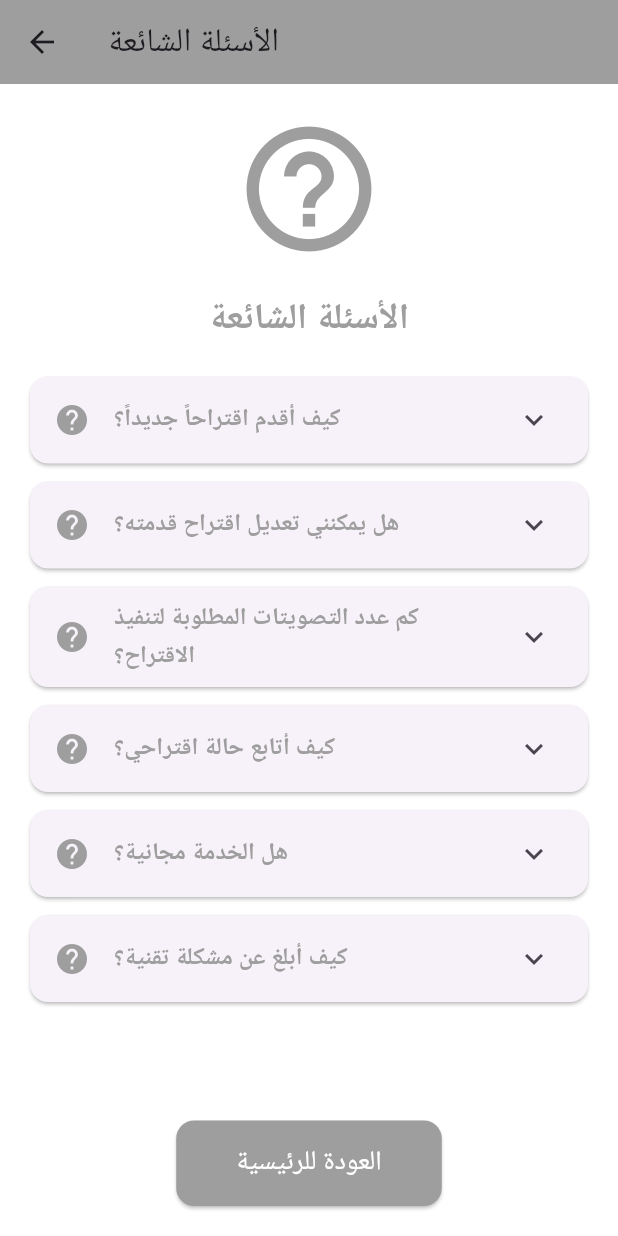
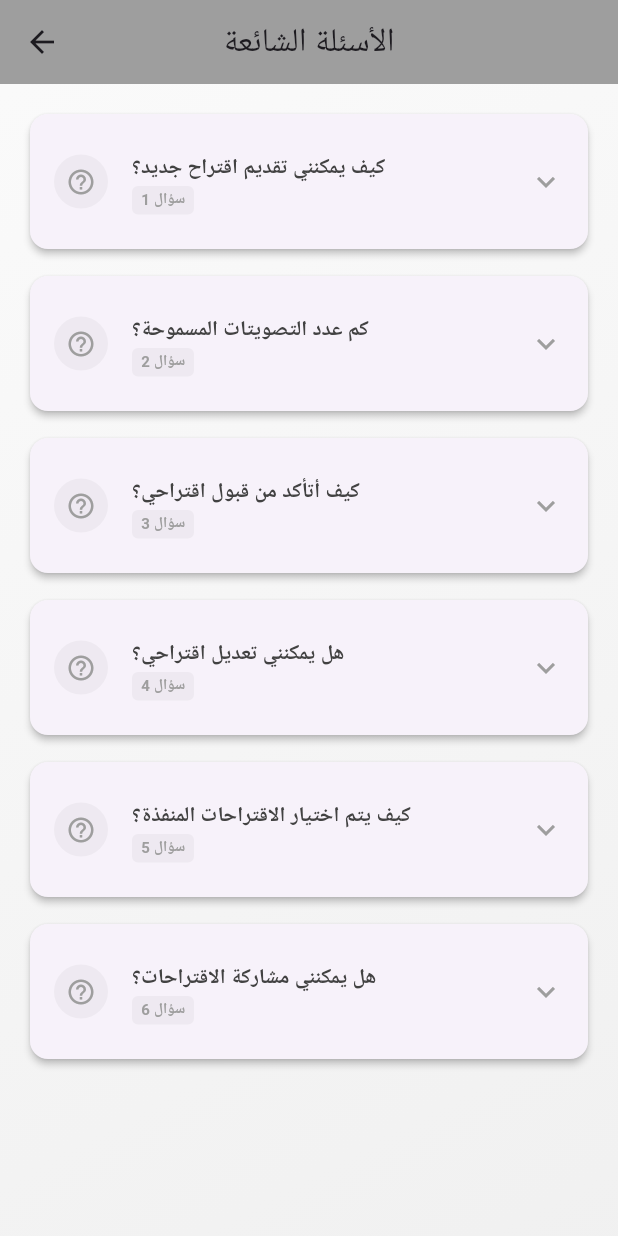
Before and after one commit to NOBOGHqqww444/manaset_alhai, a Flutter app: the FAQScreen screen opened directly with empty values, on a phone screen of 412 x 824 dp. Run offline on Flutter 3.47's test engine with Material 3 defaults, Android fonts, the phone set to English and light mode, and no system bars; Roboto replaces fonts that are missing (Tajawal).

Commit message:
first commit

```diff
--- a/lib/FAQScreen.dart
+++ b/lib/FAQScreen.dart
@@ -1,123 +1,107 @@
 import 'package:flutter/material.dart';
-
+import 'main.dart';
 class FAQScreen extends StatelessWidget {
   final Color currentColor;
-  final Function(Color) onColorChanged;
 
   const FAQScreen({
     super.key,
     required this.currentColor,
-    required this.onColorChanged,
   });
-
   @override
   Widget build(BuildContext context) {
+    final List<Map<String, String>> faqList = [
+      {   'question': 'كيف يمكنني تقديم اقتراح جديد؟',
+        'answer': 'من خلال زر "اقتراح جديد" في الصفحة الرئيسية.',},
+
+      {'question': 'كم عدد التصويتات المسموحة؟',
+        'answer': 'يمكنك التصويت على عدد غير محدود من الاقتراحات.',},
+
+      {'question': 'كيف أتأكد من قبول اقتراحي؟',
+        'answer': 'سيتم إشعارك عبر البريد الإلكتروني أو الإشعارات.',},
+      {'question': 'هل يمكنني تعديل اقتراحي؟',
+        'answer': 'نعم، خلال 24 ساعة من تقديمه.',},
+
+      {'question': 'كيف يتم اختيار الاقتراحات المنفذة؟',
+        'answer': 'بناءً على عدد التصويتات والجدوى التقنية.',
+      },
+      {'question': 'هل يمكنني مشاركة الاقتراحات؟',
+        'answer': 'نعم، عبر وسائل التواصل الاجتماعي أو الرابط.',
+      },
+    ];
     return Scaffold(
       appBar: AppBar(
         title: const Text('الأسئلة الشائعة'),
         backgroundColor: currentColor,
+        centerTitle: true,
         leading: IconButton(
           icon: const Icon(Icons.arrow_back),
-          onPressed: () {
-            Navigator.pop(context);
-          },
-        ),
-      ),
-      body: Padding(
-        padding: const EdgeInsets.all(20.0),
-        child: Column(
-          crossAxisAlignment: CrossAxisAlignment.center,
-          children: [
-            Icon(
+          onPressed: () => Navigator.pop(context),   ),),
+      body: Container(
+        decoration: BoxDecoration(
+          gradient: LinearGradient(
+            colors: [
+              currentColor.withOpacity(0.05),
+              currentColor.withOpacity(0.15),
+            ],
+            begin: Alignment.topLeft,
+            end: Alignment.bottomRight,   ),),
+        child: ListView.builder(
+          padding: const EdgeInsets.all(16),
+          itemCount: faqList.length,
+          itemBuilder: (context, index) {
+            return _buildFAQItem(
+              faqList[index]['question']!,
+              faqList[index]['answer']!,
+              currentColor,
+              index,    );},),),);}
+  Widget _buildFAQItem(String question, String answer, Color color, int index) {
+    return Container(
+      margin: const EdgeInsets.only(bottom: 10),
+      child: Card(
+        elevation: 2,
+        shape: RoundedRectangleBorder(
+          borderRadius: BorderRadius.circular(12),),
+        child: ExpansionTile(
+          tilePadding: const EdgeInsets.symmetric(horizontal: 16, vertical: 8),
+          leading: Container(
+            padding: const EdgeInsets.all(8),
+            decoration: BoxDecoration(
+              color: color.withOpacity(0.1),
+              shape: BoxShape.circle, ),
+            child: Icon(
               Icons.help_outline,
-              size: 100,
-              color: currentColor,
-            ),
-            const SizedBox(height: 20),
-            Text(
-              'الأسئلة الشائعة',
-              style: TextStyle(
-                fontSize: 24,
-                fontWeight: FontWeight.bold,
-                color: currentColor,
-              ),
-            ),
-            const SizedBox(height: 20),
-            Expanded(
-              child: ListView(
-                children: [
-                  _buildFAQItem(
-                    question: 'كيف أقدم اقتراحاً جديداً؟',
-                    answer:
-                    'يمكنك تقديم اقتراح جديد من خلال النقر على أيقونة (+) في شاشة الاقتراحات',
-                  ),
-                  _buildFAQItem(
-                    question: 'هل يمكنني تعديل اقتراح قدمته؟',
-                    answer: 'نعم، يمكنك تعديل اقتراحك خلال 24 ساعة من تقديمه',
-                  ),
-                  _buildFAQItem(
-                    question: 'كم عدد التصويتات المطلوبة لتنفيذ الاقتراح؟',
-                    answer: 'يتم دراسة الاقتراحات التي تحصل على 100 تصويت أو أكثر',
-                  ),
-                  _buildFAQItem(
-                    question: 'كيف أتابع حالة اقتراحي؟',
-                    answer: 'يمكنك متابعة حالة اقتراحك من خلال صفحة المتابعة',
-                  ),
-                  _buildFAQItem(
-                    question: 'هل الخدمة مجانية؟',
-                    answer: 'نعم، الخدمة مجانية بالكامل لجميع سكان الحي',
-                  ),
-                  _buildFAQItem(
-                    question: 'كيف أبلغ عن مشكلة تقنية؟',
-                    answer: 'يمكنك التواصل مع الدعم الفني من خلال قسم المساعدة',
-                  ),
-                ],
-              ),
-            ),
-            ElevatedButton(
-              onPressed: () {
-                Navigator.pop(context);
-              },
-              style: ElevatedButton.styleFrom(
-                backgroundColor: currentColor,
-                padding: const EdgeInsets.symmetric(horizontal: 40, vertical: 15),
-                shape: RoundedRectangleBorder(
-                  borderRadius: BorderRadius.circular(12),
-                ),
-              ),
-              child: const Text(
-                'العودة للرئيسية',
-                style: TextStyle(fontSize: 18, color: Colors.white),
-              ),
-            ),
-          ],
-        ),
-      ),
-    );
-  }
-
-  Widget _buildFAQItem({required String question, required String answer}) {
-    return Card(
-      margin: const EdgeInsets.only(bottom: 12),
-      child: ExpansionTile(
-        leading: Icon(Icons.help, color: currentColor),
+              color: color,
+              size: 20,  ),),
           title: Text(
             question,
             style: TextStyle(
+              fontSize: 14,
+              fontWeight: FontWeight.w600,
+              color: Colors.grey[800],  ),),
+          subtitle: Row(
+            children: [
+              Container(
+                padding: const EdgeInsets.symmetric(horizontal: 6, vertical: 2),
+                decoration: BoxDecoration(
+                  color: color.withOpacity(0.1),
+                  borderRadius: BorderRadius.circular(4), ),
+                child: Text(
+                  'سؤال ${index + 1}',
+                  style: TextStyle(
+                    fontSize: 10,
+                    color: color,
                     fontWeight: FontWeight.bold,
-            color: currentColor,
-          ),
+                  ),),),],),
+          trailing: Icon(
+            Icons.expand_more,
+            color: color,
           ),
           children: [
             Padding(
-            padding: const EdgeInsets.all(16.0),
+              padding: const EdgeInsets.all(16),
               child: Text(
                 answer,
-              style: const TextStyle(color: Colors.grey),
-            ),
-          ),
-        ],
-      ),
-    );
-  }
-}
+                style: const TextStyle(
+                  fontSize: 13,
+                  color: Colors.grey,
+                ),),),],),),);}}
```
Lines whose indentation alone changed are shown as unchanged.
